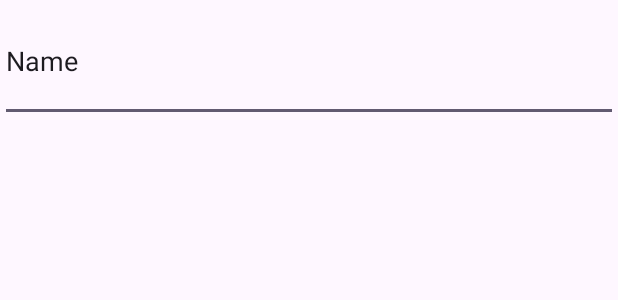
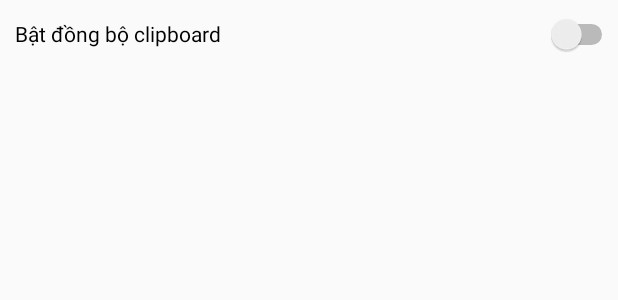
Before and after one commit to maihaiati/ClipSync, an Android app: the layout activity_main.xml on its own in the app's theme, with its tools: preview values and no code run, on a phone screen of 412 x 824 dp. Shown: the top 300 px of the screen. Run offline under Robolectric (Android 15) with nearby library versions, the phone set to English and light mode, and no system bars.

Commit message:
Update
- Update GUI
- Update Accessibility permission check method
- Add dialog asking user to enable Accessibility permission

```diff
--- a/AndroidClipSync/app/src/main/res/layout/activity_main.xml
+++ b/AndroidClipSync/app/src/main/res/layout/activity_main.xml
@@ -8,11 +8,12 @@
     android:orientation="vertical"
     tools:context=".MainActivity" >
 
-    <EditText
-        android:id="@+id/editTextText"
+    <Switch
+        android:id="@+id/swEnableSync"
         android:layout_width="match_parent"
-        android:layout_height="81dp"
-        android:ems="10"
-        android:inputType="text"
-        android:text="Name" />
+        android:layout_height="45dp"
+        android:layout_marginStart="10dp"
+        android:text="@string/swEnableSync"
+        tools:ignore="UseSwitchCompatOrMaterialXml,VisualLintButtonSize" />
+
 </LinearLayout>
--- a/AndroidClipSync/app/src/main/res/values-night/themes.xml
+++ b/AndroidClipSync/app/src/main/res/values-night/themes.xml
@@ -1,6 +1,6 @@
 <resources xmlns:tools="http://schemas.android.com/tools">
     <!-- Base application theme. -->
-    <style name="Base.Theme.ClipSync" parent="Theme.Material3.DayNight.NoActionBar">
+    <style name="Base.Theme.ClipSync" parent="Theme.AppCompat.DayNight.DarkActionBar">
         <!-- Customize your dark theme here. -->
         <!-- <item name="colorPrimary">@color/my_dark_primary</item> -->
     </style>
--- a/AndroidClipSync/app/src/main/res/values/strings.xml
+++ b/AndroidClipSync/app/src/main/res/values/strings.xml
@@ -1,3 +1,4 @@
 <resources>
     <string name="app_name">ClipSync</string>
+    <string name="swEnableSync">Bật đồng bộ clipboard</string>
 </resources>
--- a/AndroidClipSync/app/src/main/res/values/themes.xml
+++ b/AndroidClipSync/app/src/main/res/values/themes.xml
@@ -1,6 +1,6 @@
 <resources xmlns:tools="http://schemas.android.com/tools">
     <!-- Base application theme. -->
-    <style name="Base.Theme.ClipSync" parent="Theme.Material3.DayNight.NoActionBar">
+    <style name="Base.Theme.ClipSync" parent="Theme.AppCompat.DayNight.DarkActionBar">
         <!-- Customize your light theme here. -->
         <!-- <item name="colorPrimary">@color/my_light_primary</item> -->
     </style>
```
Also changed, not shown: AndroidClipSync/app/src/main/java/com/mtechdwork/clipsync/MainActivity.java (+38 -12 lines).
